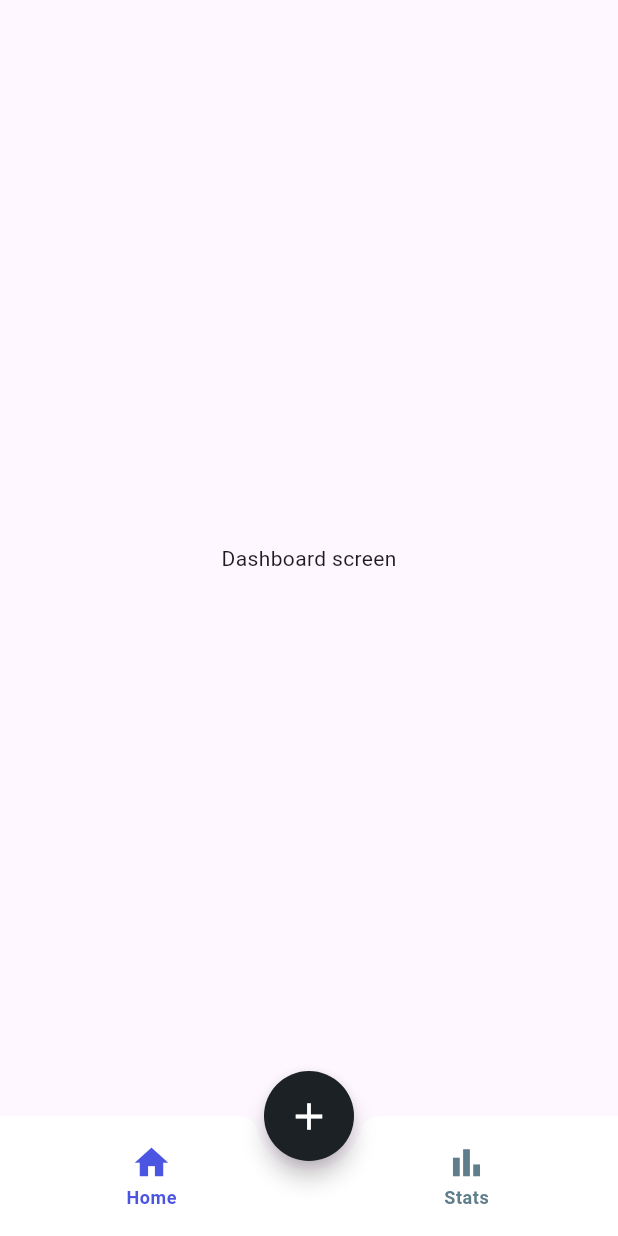
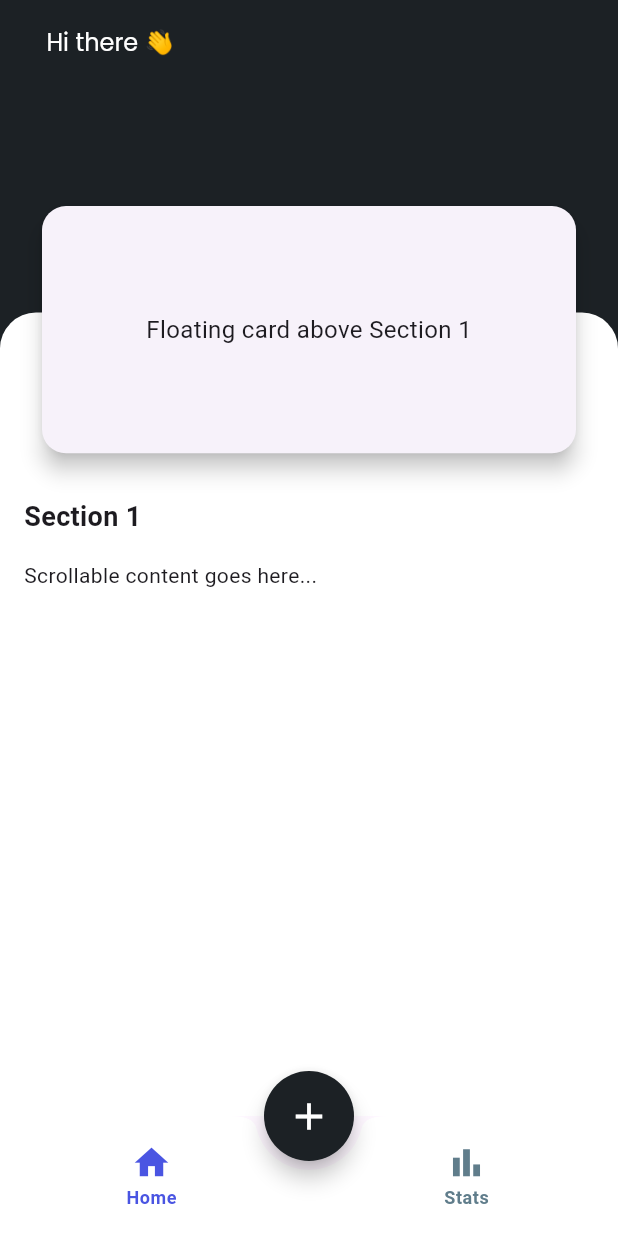
Before and after one commit to AtharvaParkale/expense-tracker, a Flutter app: the StackHomeScreen screen opened directly, on a phone screen of 412 x 824 dp. Run offline on Flutter 3.47's test engine with Material 3 defaults, Android fonts, the phone set to English and light mode, and no system bars; our stand-ins replace bloc, flutter_bloc, fpdart, get_it, google_sign_in, internet_connection_checker_plus and 3 more; accounts and stored records are empty.

Commit message:
:memo: add the base dashboard structure

```diff
--- a/lib/core/common/entities/user.dart
+++ b/lib/core/common/entities/user.dart
@@ -1,29 +1,7 @@
-import 'package:expense_tracker_app/core/constants/app_enums.dart';
-
 class User {
   final String id;
   final String email;
   final String name;
-  final OnboardingStatus? onBoardingStatus;
-  final int? age;
-  final String? gender;
-  final int? height;
-  final int? maintenanceCalories;
-  final int? goalCalories;
-  final int? goalProtein;
-  final double? weight;
 
-  User({
-    required this.id,
-    required this.email,
-    required this.name,
-    this.onBoardingStatus,
-    this.age,
-    this.gender,
-    this.height,
-    this.maintenanceCalories,
-    this.goalCalories,
-    this.goalProtein,
-    this.weight,
-  });
+  User({required this.id, required this.email, required this.name});
 }
--- a/lib/core/common/widgets/app_bar_widget.dart
+++ b/lib/core/common/widgets/app_bar_widget.dart
@@ -11,15 +11,15 @@ class AppBarWidget extends StatelessWidget implements PreferredSizeWidget {
   @override
   Widget build(BuildContext context) {
     return AppBar(
-      backgroundColor: AppPallete.whiteColor,
+      backgroundColor: AppPallete.bgBlack,
       surfaceTintColor: Colors.transparent,
       title: Padding(
         padding: const EdgeInsets.symmetric(horizontal: 15),
         child: Text(
           title,
-          style: appTextTheme.headlineLarge?.copyWith(
-            color: AppPallete.primaryColor,
-            fontWeight: AppFontWeight.bold,
+          style: appTextTheme.bodyLarge?.copyWith(
+            color: AppPallete.whiteColor,
+            fontWeight: AppFontWeight.semiBold,
           ),
         ),
       ),
--- a/lib/features/dashboard/presentation/pages/dashboard_screen.dart
+++ b/lib/features/dashboard/presentation/pages/dashboard_screen.dart
@@ -1,5 +1,8 @@
+import 'package:expense_tracker_app/core/common/widgets/app_bar_widget.dart';
+import 'package:expense_tracker_app/core/theme/app_pallete.dart';
 import 'package:expense_tracker_app/features/dashboard/domain/entities/expense.dart';
 import 'package:expense_tracker_app/features/dashboard/presentation/bloc/dashboard_bloc.dart';
+import 'package:expense_tracker_app/features/dashboard/presentation/widgets/base_ui_component_widget.dart';
 import 'package:flutter/material.dart';
 import 'package:flutter_bloc/flutter_bloc.dart';
 
@@ -16,43 +19,32 @@ class _DashboardScreenState extends State<DashboardScreen> {
   @override
   void initState() {
     super.initState();
-    context.read<DashboardBloc>().add(GetExpensesByDateRangeEvent());
+    // context.read<DashboardBloc>().add(GetExpensesByDateRangeEvent());
   }
 
   @override
   Widget build(BuildContext context) {
     return Scaffold(
+      appBar: const AppBarWidget(title: "Hi there 👋"),
+      backgroundColor: AppPallete.bgBlack,
       body: BlocConsumer<DashboardBloc, DashboardState>(
         listener: (context, state) {
           if (state is DailyExpensesSuccessState) {
             _dailyExpenses = state.expenses;
           }
         },
-        buildWhen: (prev, curr) =>
-            curr is LoadingState ||
-            curr is ErrorState ||
-            curr is NoDailyExpensesFoundState ||
-            curr is DailyExpensesSuccessState,
+        buildWhen: (prev, curr) => _buildWhen(curr),
         builder: (context, state) {
-          if (state is LoadingState) {
-            return const Center(child: Text("Loading today's expenses..."));
-          } else if (state is ErrorState) {
-            return const Center(
-              child: Text("Something went wrong. Please try again."),
-            );
-          } else if (state is NoDailyExpensesFoundState) {
-            return const Center(child: Text("No expenses found for today."));
-          } else if (state is DailyExpensesSuccessState) {
-            return Center(
-              child: Text(
-                "Expenses loaded successfully! 🎉 ${_dailyExpenses.length}",
-              ),
-            );
-          } else {
-            return const Center(child: Text("Dashboard screen"));
-          }
+          return const BaseUIComponentWidget();
         },
       ),
     );
   }
+
+  bool _buildWhen(DashboardState curr) {
+    return curr is LoadingState ||
+        curr is ErrorState ||
+        curr is NoDailyExpensesFoundState ||
+        curr is DailyExpensesSuccessState;
+  }
 }
--- /dev/null
+++ b/lib/features/dashboard/presentation/widgets/base_ui_component_widget.dart
@@ -0,0 +1,30 @@
+import 'package:expense_tracker_app/features/dashboard/presentation/widgets/dashboard_base_bottom_sheet_widget.dart';
+import 'package:flutter/material.dart';
+
+import 'dashboard_floating_card.dart';
+
+class BaseUIComponentWidget extends StatelessWidget {
+  const BaseUIComponentWidget({super.key});
+
+  @override
+  Widget build(BuildContext context) {
+    return Column(
+      mainAxisSize: MainAxisSize.max,
+      mainAxisAlignment: MainAxisAlignment.spaceBetween,
+      children: [
+        Container(color: Colors.transparent),
+        const Align(
+          alignment: Alignment.bottomCenter,
+          child: Stack(
+            clipBehavior: Clip.none,
+            children: [
+              // This
+              DashboardBaseBottomSheetWidget(),
+              DashboardFloatingCard(),
+            ],
+          ),
+        ),
+      ],
+    );
+  }
+}
--- /dev/null
+++ b/lib/features/dashboard/presentation/widgets/dashboard_base_bottom_sheet_widget.dart
@@ -0,0 +1,36 @@
+import 'package:flutter/material.dart';
+
+class DashboardBaseBottomSheetWidget extends StatelessWidget {
+  const DashboardBaseBottomSheetWidget({super.key});
+
+  @override
+  Widget build(BuildContext context) {
+    return Container(
+      height: MediaQuery.of(context).size.height * 0.65,
+      width: double.infinity,
+      decoration: const BoxDecoration(
+        color: Colors.white,
+        borderRadius: BorderRadius.only(
+          topLeft: Radius.circular(24),
+          topRight: Radius.circular(24),
+        ),
+      ),
+      child: SingleChildScrollView(
+        padding: const EdgeInsets.all(16),
+        child: Column(
+          crossAxisAlignment: CrossAxisAlignment.start,
+          children: [
+            SizedBox(height: MediaQuery.of(context).size.height * 0.13),
+            const Text(
+              "Section 1",
+              style: TextStyle(fontSize: 18, fontWeight: FontWeight.bold),
+            ),
+            const SizedBox(height: 16),
+            const Text("Scrollable content goes here..."),
+            const SizedBox(height: 400),
+          ],
+        ),
+      ),
+    );
+  }
+}
--- /dev/null
+++ b/lib/features/dashboard/presentation/widgets/dashboard_floating_card.dart
@@ -0,0 +1,28 @@
+import 'package:flutter/material.dart';
+
+class DashboardFloatingCard extends StatelessWidget {
+  const DashboardFloatingCard({super.key});
+
+  @override
+  Widget build(BuildContext context) {
+    return Positioned(
+      top: -75, // always relative to sheet's top
+      left: 24,
+      right: 24,
+      child: Card(
+        elevation: 6,
+        shape: RoundedRectangleBorder(borderRadius: BorderRadius.circular(16)),
+        child: Container(
+          height: MediaQuery.of(context).size.height * 0.2,
+          padding: const EdgeInsets.all(16),
+          child: const Center(
+            child: Text(
+              "Floating card above Section 1",
+              style: TextStyle(fontSize: 16),
+            ),
+          ),
+        ),
+      ),
+    );
+  }
+}
```
